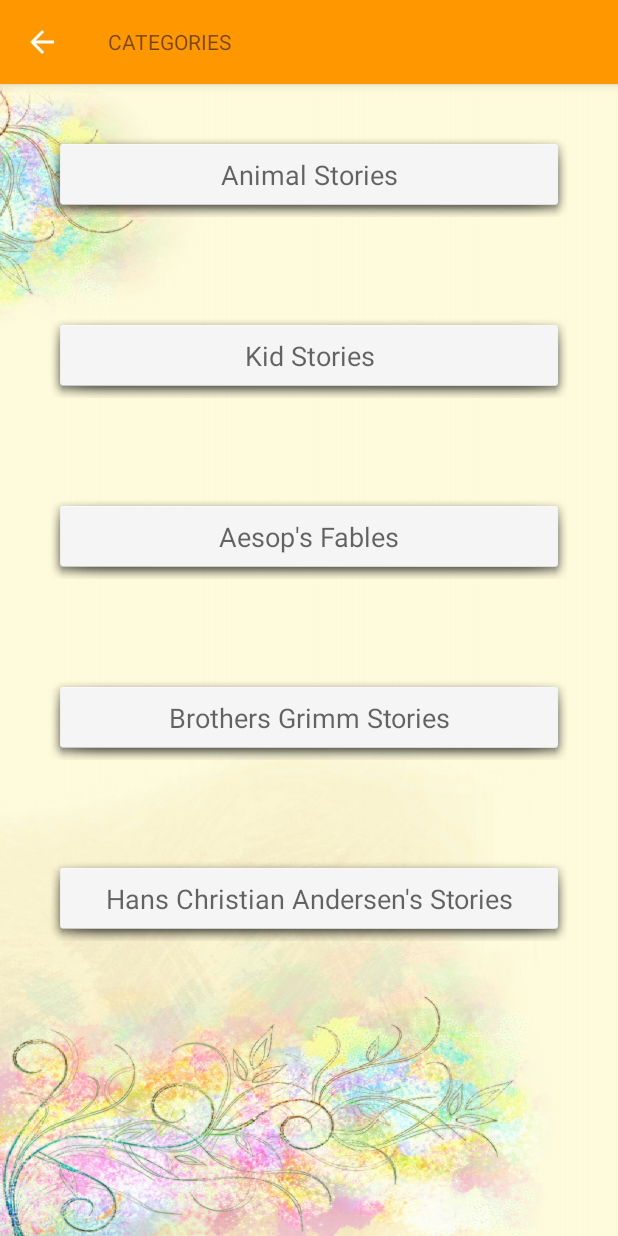
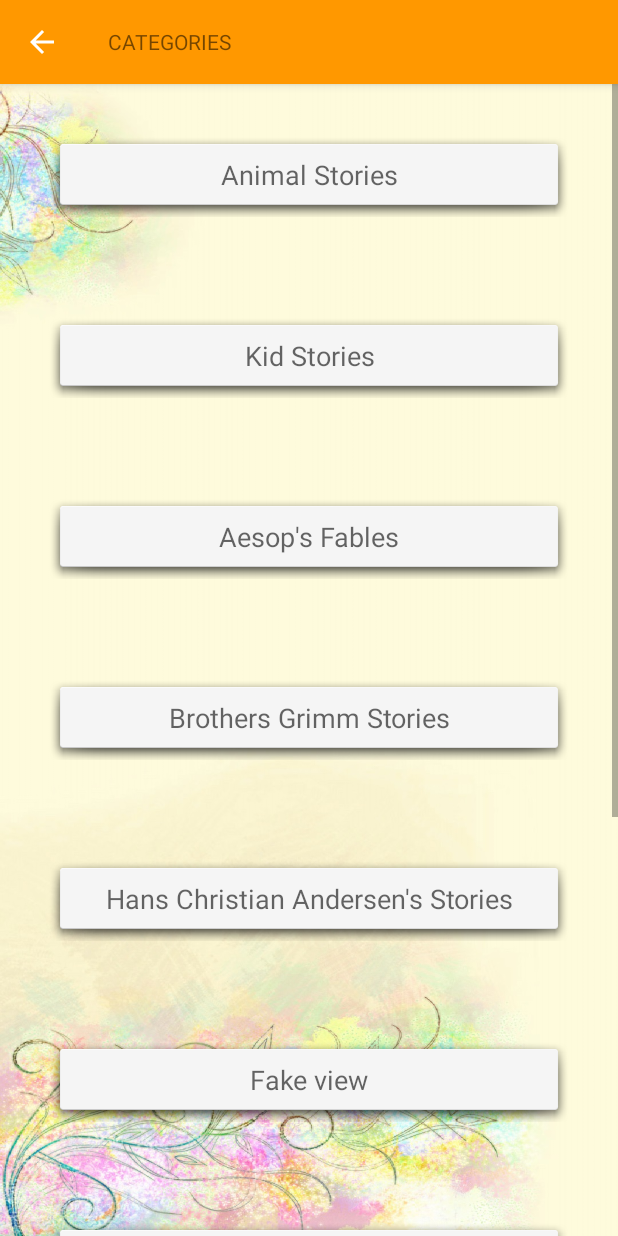
Before and after one commit to sTsaturian/BedtimeStories, an Android app: the CategoryActivity screen opened directly, with no data from a screen before it, on a phone screen of 412 x 824 dp. Run offline under Robolectric (Android 15) with nearby library versions, the phone set to English and light mode, and no system bars.

Commit message:
Added scrolling support.

```diff
--- a/app/src/main/java/com/example/android/bedtimestories/StoryActivity.java
+++ b/app/src/main/java/com/example/android/bedtimestories/StoryActivity.java
@@ -13,6 +13,7 @@ import android.view.ViewGroup;
 import android.widget.Button;
 import android.widget.CompoundButton;
 import android.widget.ImageButton;
+import android.widget.ScrollView;
 import android.widget.TextView;
 import android.widget.Toast;
 import android.widget.ToggleButton;
@@ -41,8 +42,8 @@ public class StoryActivity extends AppCompatActivity {
     private Button unreadButton;
     private ImageButton leftButton;
     private ImageButton rightButton;
+    private ScrollView scrollView;
     private int storyID;
-    private Context mContext = this;
     private boolean isSetupPhase;
 
     @Override
@@ -73,6 +74,7 @@ public class StoryActivity extends AppCompatActivity {
         unreadButton = findViewById(R.id.unreadButton);
         leftButton = findViewById(R.id.left_button);
         rightButton = findViewById(R.id.right_button);
+        scrollView = findViewById(R.id.scrollView);
 
         mHandler = new Handler(Looper.getMainLooper());
 
@@ -86,7 +88,7 @@ public class StoryActivity extends AppCompatActivity {
         storyTextView.setText(getString(story.getResourceID()));
         titleView.setText(story.getName());
         storyNameView.setText(story.getName());
-
+        scrollView.scrollTo(0, 0);
 
         favButton.setOnCheckedChangeListener(new CompoundButton.OnCheckedChangeListener() {
             @Override
--- a/app/src/main/res/layout/activity_category.xml
+++ b/app/src/main/res/layout/activity_category.xml
@@ -1,7 +1,12 @@
 <?xml version="1.0" encoding="utf-8"?>
-<LinearLayout xmlns:android="http://schemas.android.com/apk/res/android"
-    style="@style/default_activity_style"
-    android:orientation="vertical">
+<ScrollView xmlns:android="http://schemas.android.com/apk/res/android"
+    style="@style/default_activity_style">
+
+<LinearLayout
+    android:orientation="vertical"
+    android:layout_height="wrap_content"
+    android:layout_width="match_parent"
+    >
 
     <TextView
         android:id="@+id/animalsCategory"
@@ -33,4 +38,30 @@
         android:text="Hans Christian Andersen's Stories"
         />
 
+    <TextView
+        style="@style/default_textview_style"
+        android:text="Fake view"
+        />
+
+    <TextView
+        style="@style/default_textview_style"
+        android:text="Fake view"
+        />
+
+    <TextView
+        style="@style/default_textview_style"
+        android:text="Fake view"
+        />
+
+    <TextView
+        style="@style/default_textview_style"
+        android:text="Fake view"
+        />
+
+    <TextView
+        style="@style/default_textview_style"
+        android:text="Fake view"
+        />
+
 </LinearLayout>
+</ScrollView>
--- a/app/src/main/res/layout/activity_story.xml
+++ b/app/src/main/res/layout/activity_story.xml
@@ -4,8 +4,6 @@
     xmlns:tools="http://schemas.android.com/tools"
     style="@style/default_activity_style"
 >
-    <!-- android:backgroundTint="#80FFFFFF"-->
-    <!-- android:backgroundTintMode="src_over" -->
 
     <ScrollView
         android:id="@+id/scrollView"
```
Also changed, not shown: app/src/main/res/layout/activity_main.xml (+8 -3 lines).
